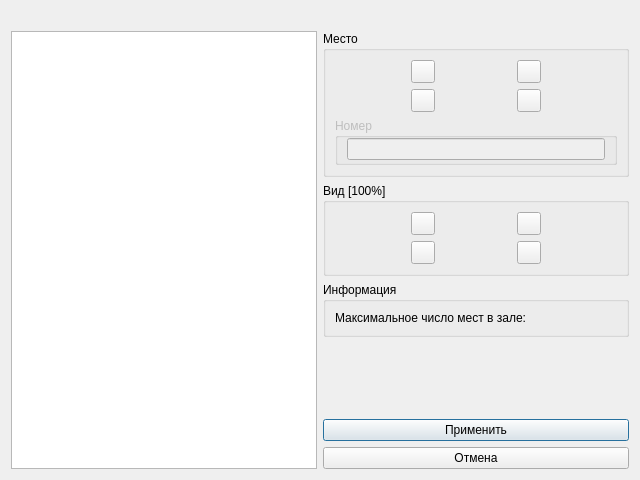
Above: Admin/MainManager/placesWidget/cplaceschemedialog.ui from Demonist/TCS before the change. Below: the same form after it.
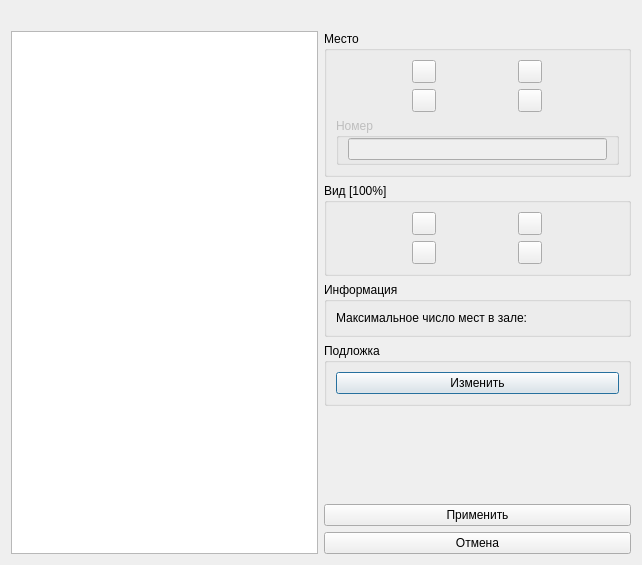
That is the form after the change. Icons and pictures are not drawn.

Commit message: Изображения +кеш. Фан зона. Подложка зала. Создал класс для работы с изображениями, который поддерживает кеширование. Теперь всю работу с таблицей Images производить только через данный класс! Сделал фан зону работоспособной - сохранение/загрузка из базы днных. Добавил подложку в редакторе схемы зала. Добавил прогресс диалог при сохранении в редакторах схем зала и мероприятия. Исправил баг с размером шрифта у графического элемента места в зале.

```diff
--- a/Admin/MainManager/placesWidget/cplaceschemedialog.ui
+++ b/Admin/MainManager/placesWidget/cplaceschemedialog.ui
@@ -6,8 +6,8 @@
    <rect>
     <x>0</x>
     <y>0</y>
-    <width>640</width>
-    <height>480</height>
+    <width>642</width>
+    <height>565</height>
    </rect>
   </property>
   <property name="windowTitle">
@@ -212,6 +212,26 @@
          </layout>
         </widget>
        </item>
+       <item>
+        <widget class="QGroupBox" name="groupBox_5">
+         <property name="title">
+          <string>Подложка</string>
+         </property>
+         <layout class="QGridLayout" name="gridLayout_7">
+          <item row="0" column="0">
+           <widget class="QPushButton" name="pbnBackground">
+            <property name="text">
+             <string>Изменить</string>
+            </property>
+            <property name="icon">
+             <iconset resource="placeWidget_res.qrc">
+              <normaloff>:/images/background.png</normaloff>:/images/background.png</iconset>
+            </property>
+           </widget>
+          </item>
+         </layout>
+        </widget>
+       </item>
        <item>
         <spacer name="verticalSpacer">
          <property name="orientation">
```
The commit also changes 17 other files.
